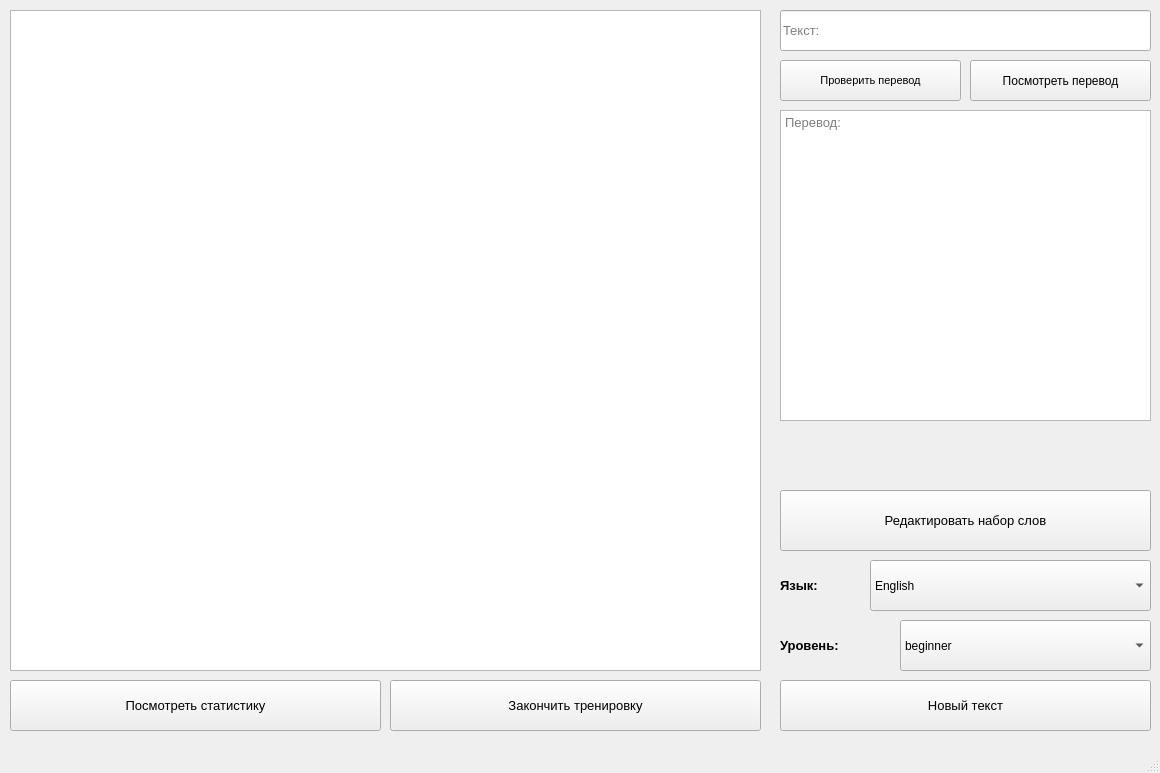
Qt form mainWindow.ui (OOLMrStone/project-1535-10) before a commit.
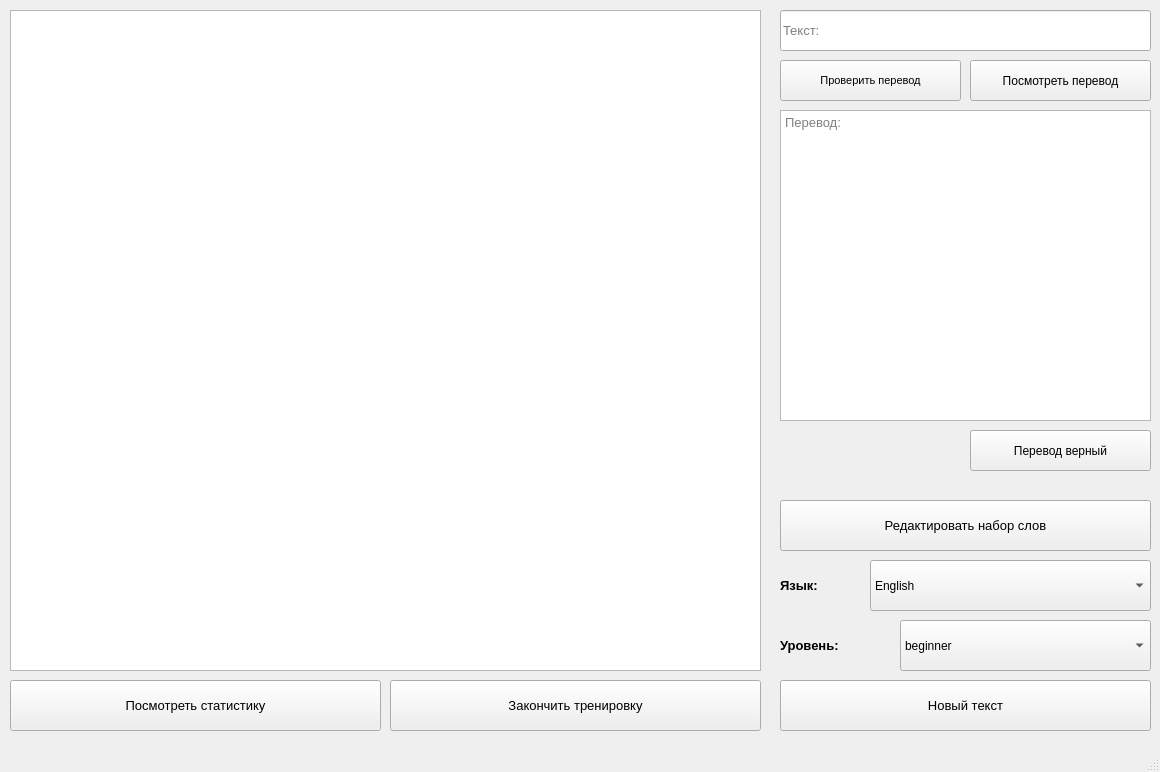
The same form after that commit.

Patch:
```diff
--- a/mainWindow.ui
+++ b/mainWindow.ui
@@ -7,7 +7,7 @@
     <x>0</x>
     <y>0</y>
     <width>1160</width>
-    <height>773</height>
+    <height>772</height>
    </rect>
   </property>
   <property name="windowTitle">
@@ -122,8 +122,8 @@
      <rect>
       <x>780</x>
       <y>420</y>
-      <width>371</width>
-      <height>41</height>
+      <width>191</width>
+      <height>71</height>
      </rect>
     </property>
     <property name="text">
@@ -294,9 +294,9 @@
     <property name="geometry">
      <rect>
       <x>780</x>
-      <y>490</y>
+      <y>500</y>
       <width>371</width>
-      <height>61</height>
+      <height>51</height>
      </rect>
     </property>
     <property name="font">
@@ -326,6 +326,19 @@
      <string>Перевод:</string>
     </property>
    </widget>
+   <widget class="QPushButton" name="disagreeBtn">
+    <property name="geometry">
+     <rect>
+      <x>970</x>
+      <y>430</y>
+      <width>181</width>
+      <height>41</height>
+     </rect>
+    </property>
+    <property name="text">
+     <string>Перевод верный</string>
+    </property>
+   </widget>
   </widget>
   <widget class="QMenuBar" name="menubar">
    <property name="geometry">
```
